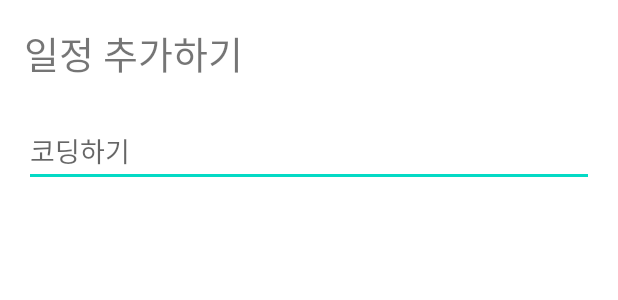
After one commit to kyoonkwon/MBTI, an Android app: the layout dialog_addschedule.xml on its own in the app's theme, with its tools: preview values and no code run, on a phone screen of 412 x 824 dp. The commit adds this screen. Shown: the top 300 px of the screen. Run offline under Robolectric (Android 15) with nearby library versions, the phone set to English and light mode, and no system bars.

Commit message:
schedule dialog start

```diff
--- /dev/null
+++ b/app/src/main/res/layout/dialog_addschedule.xml
@@ -0,0 +1,27 @@
+<?xml version="1.0" encoding="utf-8"?>
+<RelativeLayout
+    xmlns:android="http://schemas.android.com/apk/res/android"
+    android:layout_width="match_parent"
+    android:layout_height="match_parent"
+    android:orientation="vertical"
+    android:padding="16sp">
+
+    <TextView
+        android:id="@+id/dialog_title"
+        android:layout_width="wrap_content"
+        android:layout_height="wrap_content"
+        android:text="일정 추가하기"
+        android:textSize="25sp" />
+
+    <EditText
+        android:id="@+id/dialogScheduleName"
+        android:layout_width="387dp"
+        android:layout_height="wrap_content"
+        android:layout_below="@+id/dialog_title"
+        android:layout_marginTop="22dp"
+        android:hint="코딩하기"
+        android:inputType="text" />
+
+
+
+</RelativeLayout>
```
Also changed, not shown: app/src/main/java/com/example/madcamp_pj1/ui/schedule/ScheduleFragment.java (+31 -2 lines), app/src/main/res/layout/fragment_schedule.xml (+7 -6 lines).
